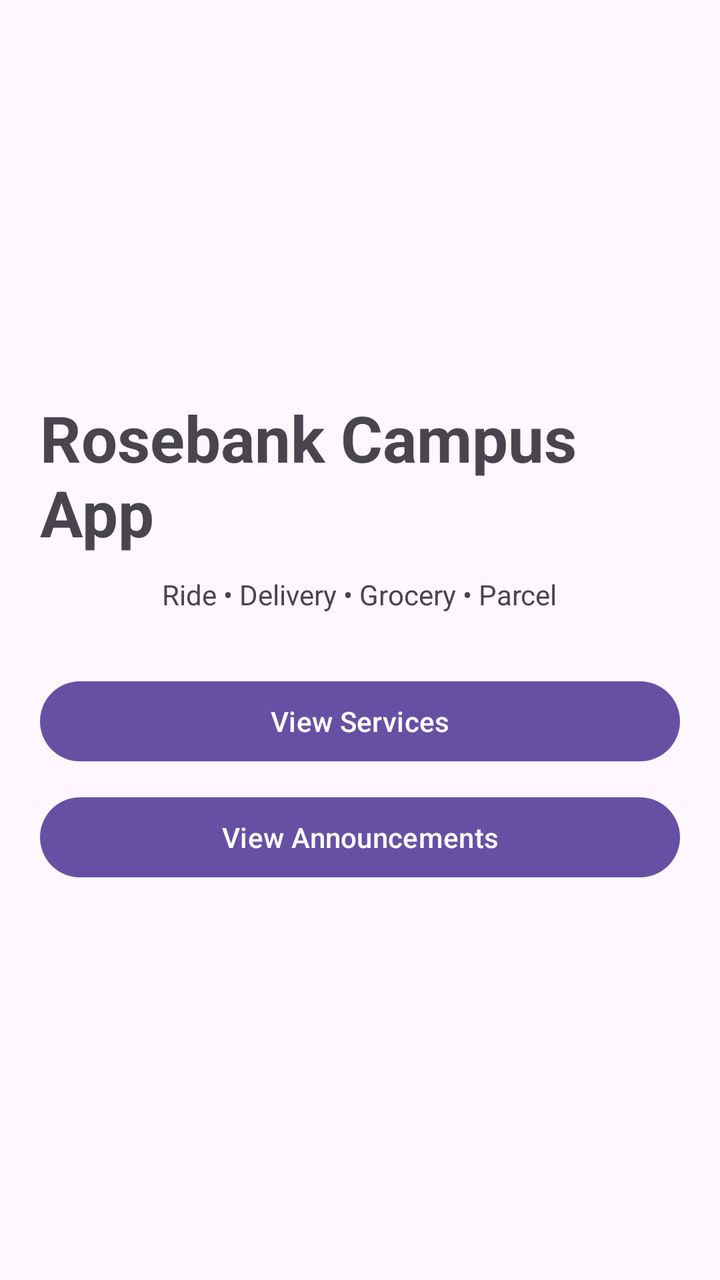
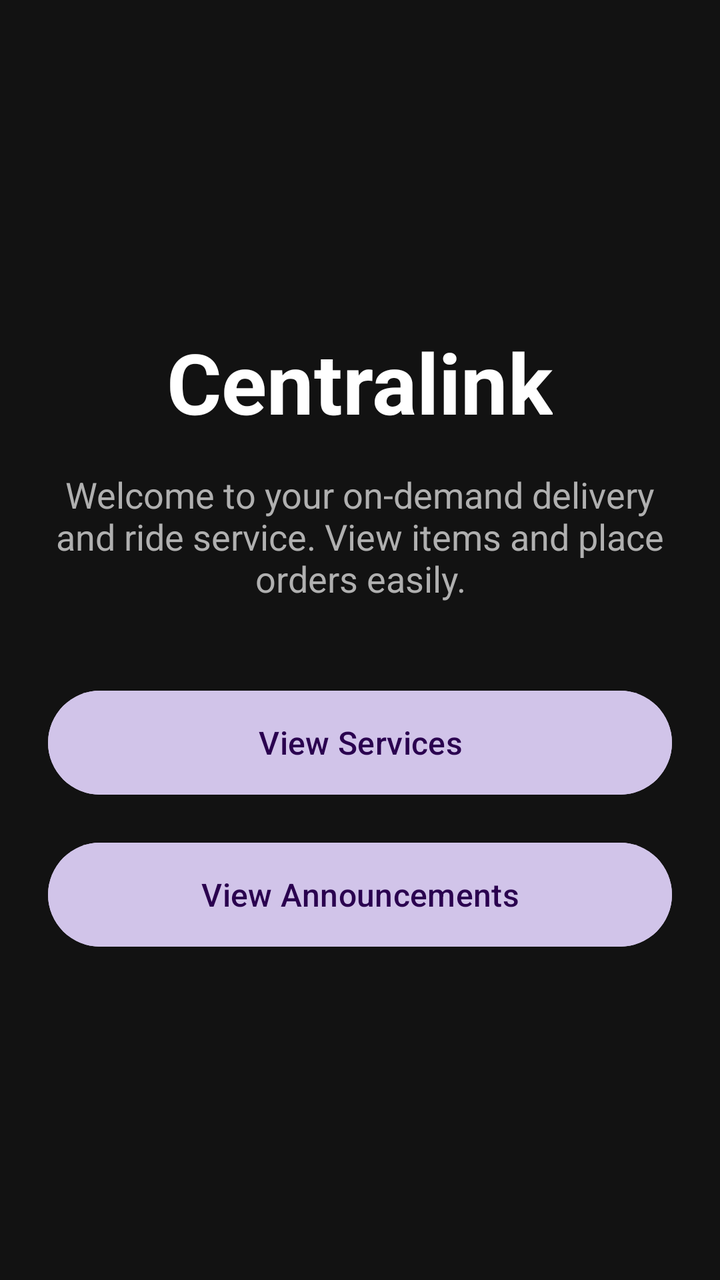

Compare the two renders of this Android layout. The source of the first and the diff that turns it into the second are given below.
<!-- AndroidManifest.xml: application theme Theme.Centralink -->
<!-- res/layout/fragment_home.xml -->
<?xml version="1.0" encoding="utf-8"?>
<LinearLayout
    xmlns:android="http://schemas.android.com/apk/res/android"
    android:layout_width="match_parent"
    android:layout_height="match_parent"
    android:gravity="center"
    android:orientation="vertical"
    android:padding="20dp">

    <TextView
        android:layout_width="wrap_content"
        android:layout_height="wrap_content"
        android:text="@string/app_name"
        android:textSize="32sp"
        android:textStyle="bold"/>

    <TextView
        android:layout_width="wrap_content"
        android:layout_height="wrap_content"
        android:text="Ride • Delivery • Grocery • Parcel"
        android:layout_marginTop="10dp"/>

    <Button
        android:id="@+id/btnServices"
        android:layout_width="match_parent"
        android:layout_height="wrap_content"
        android:text="View Services"
        android:layout_marginTop="30dp"/>

    <Button
        android:id="@+id/btnAnnouncements"
        android:layout_width="match_parent"
        android:layout_height="wrap_content"
        android:text="View Announcements"
        android:layout_marginTop="10dp"/>

</LinearLayout>
<!-- resources referenced by this layout -->
<resources>
  <string name="app_name">Rosebank Campus App</string>
  <style name="Theme.Centralink" parent="Base.Theme.Centralink" />
  <style name="Base.Theme.Centralink" parent="Theme.Material3.DayNight.NoActionBar">
          
          
      </style>
</resources>

<!-- the commit's change to res/layout/fragment_home.xml (unified diff, before → after) -->
@@ -1,37 +1,62 @@
 <?xml version="1.0" encoding="utf-8"?>
-<LinearLayout
+<RelativeLayout
     xmlns:android="http://schemas.android.com/apk/res/android"
+    xmlns:app="http://schemas.android.com/apk/res-auto"
     android:layout_width="match_parent"
     android:layout_height="match_parent"
-    android:gravity="center"
-    android:orientation="vertical"
-    android:padding="20dp">
+    android:padding="24dp"
+    android:background="@color/background_dark">
 
-    <TextView
-        android:layout_width="wrap_content"
-        android:layout_height="wrap_content"
-        android:text="@string/app_name"
-        android:textSize="32sp"
-        android:textStyle="bold"/>
-
-    <TextView
-        android:layout_width="wrap_content"
-        android:layout_height="wrap_content"
-        android:text="Ride • Delivery • Grocery • Parcel"
-        android:layout_marginTop="10dp"/>
-
-    <Button
-        android:id="@+id/btnServices"
+    
+    <LinearLayout
         android:layout_width="match_parent"
         android:layout_height="wrap_content"
-        android:text="View Services"
-        android:layout_marginTop="30dp"/>
+        android:orientation="vertical"
+        android:gravity="center_horizontal"
+        android:layout_centerInParent="true">
 
-    <Button
-        android:id="@+id/btnAnnouncements"
-        android:layout_width="match_parent"
-        android:layout_height="wrap_content"
-        android:text="View Announcements"
-        android:layout_marginTop="10dp"/>
+        <TextView
+            android:id="@+id/tvTitle"
+            android:layout_width="wrap_content"
+            android:layout_height="wrap_content"
+            android:text="@string/app_name"
+            android:textSize="42sp"
+            android:textStyle="bold"
+            android:textColor="@color/white"
+            android:layout_marginBottom="16dp"/>
 
-</LinearLayout>
+        <TextView
+            android:layout_width="match_parent"
+            android:layout_height="wrap_content"
+            android:text="@string/welcome_message"
+            android:textSize="18sp"
+            android:textColor="@color/text_secondary"
+            android:gravity="center"
+            android:layout_marginBottom="40dp"/>
+
+        <com.google.android.material.button.MaterialButton
+            android:id="@+id/btnServices"
+            android:layout_width="match_parent"
+            android:layout_height="60dp"
+            android:text="@string/view_services"
+            android:textAllCaps="false"
+            android:textSize="16sp"
+            app:cornerRadius="30dp"
+            android:backgroundTint="@color/purple_accent"
+            android:textColor="@color/button_text_color"
+            android:layout_marginBottom="16dp"/>
+
+        <com.google.android.material.button.MaterialButton
+            android:id="@+id/btnAnnouncements"
+            android:layout_width="match_parent"
+            android:layout_height="60dp"
+            android:text="@string/view_announcements"
+            android:textAllCaps="false"
+            android:textSize="16sp"
+            app:cornerRadius="30dp"
+            android:backgroundTint="@color/purple_accent"
+            android:textColor="@color/button_text_color"/>
+
+    </LinearLayout>
+
+</RelativeLayout>
<!-- resource entries referenced after the edit -->
@@ -1,6 +1,14 @@
 <!-- resources referenced by this layout -->
 <resources>
-  <string name="app_name">Rosebank Campus App</string>
+  <color name="background_dark">#121212</color>
+  <color name="button_text_color">#2A004F</color>
+  <color name="purple_accent">#D1C4E9</color>
+  <color name="text_secondary">#B0B0B0</color>
+  <color name="white">#FFFFFFFF</color>
+  <string name="app_name">Centralink</string>
+  <string name="view_announcements">View Announcements</string>
+  <string name="view_services">View Services</string>
+  <string name="welcome_message">Welcome to your on-demand delivery and ride service. View items and place orders easily.</string>
   <style name="Theme.Centralink" parent="Base.Theme.Centralink" />
   <style name="Base.Theme.Centralink" parent="Theme.Material3.DayNight.NoActionBar">
           
